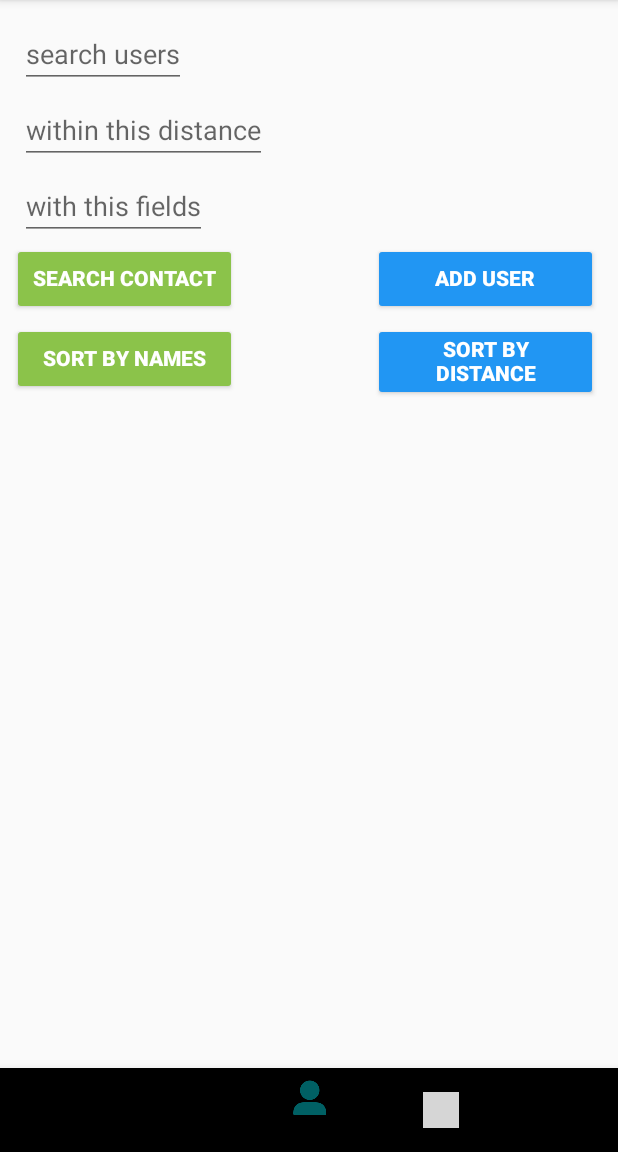
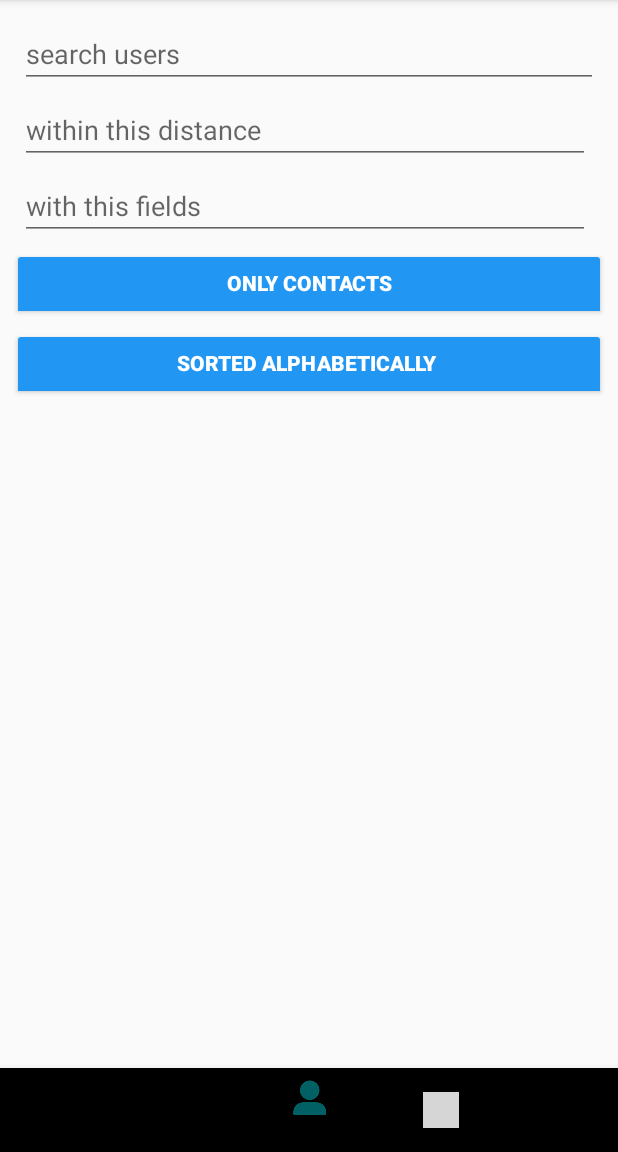
Before and after one commit to EdwinTomy/FBUapp, an Android app: the fragment ContactsFragment placed in its activity, on a phone screen of 412 x 824 dp, the part 84-1236 px from its top. Run offline under Robolectric (Android 15) with nearby library versions, the phone set to English and light mode, and no system bars; libraries missing offline, so code that uses them is left out: com.parse, org.parceler; pictures from the network do not load; 17 statements that could not run were skipped; grey boxes are pictures that could not be loaded.

Commit message:
Used toggling for changing sorting

```diff
--- a/app/src/main/java/com/example/virtualresume/fragments/ContactsFragment.java
+++ b/app/src/main/java/com/example/virtualresume/fragments/ContactsFragment.java
@@ -17,8 +17,10 @@ import android.view.LayoutInflater;
 import android.view.View;
 import android.view.ViewGroup;
 import android.widget.Button;
+import android.widget.CompoundButton;
 import android.widget.EditText;
 import android.widget.Toast;
+import android.widget.ToggleButton;
 
 import com.example.virtualresume.R;
 import com.example.virtualresume.adapters.AchievementsAdapter;
@@ -59,10 +61,8 @@ public class ContactsFragment extends Fragment {
     private EditText searchByName;
     private EditText searchByProximity;
     private EditText searchByField;
-    protected Button btnAddContact;
-    protected Button btnSearchContact;
-    protected Button btnSortAlphabetically;
-    protected Button btnSortProximity;
+    protected ToggleButton btnSearchContact;
+    protected ToggleButton btnSortAlphabetically;
     protected boolean isSearching = true;
     protected boolean isSortedAlphabetically = true;
     protected String nameConstraint;
@@ -112,49 +112,40 @@ public class ContactsFragment extends Fragment {
         inputProximity(view);
         inputField(view);
 
-        //Adding contact
-        btnAddContact = view.findViewById(R.id.btnAddContact);
-        btnAddContact.setOnClickListener(new View.OnClickListener() {
+        //Searching contact or user
+        btnSearchContact = view.findViewById(R.id.btnSearchContact);
+        btnSearchContact.setOnCheckedChangeListener(new CompoundButton.OnCheckedChangeListener() {
             @Override
-            public void onClick(View view) {
+            public void onCheckedChanged(CompoundButton buttonView, boolean isChecked) {
+                if(isChecked){
                     isSearching = false;
                     queryAddableUsers();
+                }else{
+                    isSearching = true;
+                    queryUserContacts();
+                }
             }
         });
 
-        //Searching Contact
-        btnSearchContact = view.findViewById(R.id.btnSearchContact);
-        btnSearchContact.setOnClickListener(new View.OnClickListener() {
+
+        //Sorting button
+        btnSortAlphabetically = view.findViewById(R.id.btnSortAlphabetically);
+        btnSortAlphabetically.setOnCheckedChangeListener(new CompoundButton.OnCheckedChangeListener() {
             @Override
-            public void onClick(View view) {
-                isSearching = true;
-                queryUserContacts();
-            }
-        });
-
-        //Sorting Alphabetically
-        btnSortAlphabetically = view.findViewById(R.id.btnSortAlphabetically);
-        btnSortAlphabetically.setOnClickListener(new View.OnClickListener() {
-            @Override
-            public void onClick(View view) {
-                isSortedAlphabetically = true;
-                if(isSearching)
-                    queryUserContacts();
-                else
-                    queryAddableUsers();
-            }
-        });
-
-        //Sorting by proximity
-        btnSortProximity = view.findViewById(R.id.btnSortProximity);
-        btnSortProximity.setOnClickListener(new View.OnClickListener() {
-            @Override
-            public void onClick(View view) {
+            public void onCheckedChanged(CompoundButton buttonView, boolean isChecked) {
+                if(isChecked) {
                     isSortedAlphabetically = false;
                     if(isSearching)
                         queryUserContacts();
                     else
                         queryAddableUsers();
+                }else{
+                    isSortedAlphabetically = true;
+                    if (isSearching)
+                        queryUserContacts();
+                    else
+                        queryAddableUsers();
+                }
             }
         });
     }
--- /dev/null
+++ b/app/src/main/res/drawable/search_select.xml
@@ -0,0 +1,7 @@
+<?xml version="1.0" encoding="utf-8"?>
+<selector xmlns:android="http://schemas.android.com/apk/res/android">
+    <!-- Color when the row is selected -->
+    <item  android:state_pressed="true" android:drawable="@color/twitter_blue" />
+    <!-- Standard background color -->
+    <item android:drawable="@color/light_gray" />
+</selector>
--- a/app/src/main/res/layout/fragment_contacts.xml
+++ b/app/src/main/res/layout/fragment_contacts.xml
@@ -9,40 +9,46 @@
 
     <EditText
         android:id="@+id/searchLocation"
-        android:layout_width="wrap_content"
+        android:layout_width="match_parent"
         android:layout_height="wrap_content"
         android:layout_below="@+id/searchName"
+        android:layout_alignEnd="@+id/searchName"
         android:layout_alignParentStart="true"
         android:layout_marginStart="5dp"
         android:layout_marginTop="5dp"
+        android:layout_marginEnd="5dp"
         android:hint="within this distance"
         android:inputType="number" />
 
     <EditText
         android:id="@+id/searchField"
-        android:layout_width="wrap_content"
+        android:layout_width="match_parent"
         android:layout_height="wrap_content"
         android:layout_below="@+id/searchLocation"
+        android:layout_alignEnd="@+id/searchName"
         android:layout_alignParentStart="true"
         android:layout_marginStart="5dp"
         android:layout_marginTop="5dp"
+        android:layout_marginEnd="5dp"
         android:hint="with this fields" />
 
     <EditText
         android:id="@+id/searchName"
-        android:layout_width="wrap_content"
+        android:layout_width="match_parent"
         android:layout_height="wrap_content"
         android:layout_alignParentStart="true"
         android:layout_alignParentTop="true"
+        android:layout_alignParentEnd="true"
         android:layout_marginStart="5dp"
         android:layout_marginTop="5dp"
+        android:layout_marginEnd="5dp"
         android:hint="search users" />
 
     <androidx.swiperefreshlayout.widget.SwipeRefreshLayout
         android:id="@+id/swipeContainer"
         android:layout_width="match_parent"
         android:layout_height="match_parent"
-        android:layout_below="@id/btnSortProximity"
+        android:layout_below="@id/btnSortAlphabetically"
         android:layout_alignParentStart="true"
         android:layout_marginStart="1dp"
         android:layout_marginTop="5dp">
@@ -55,59 +61,32 @@
 
     </androidx.swiperefreshlayout.widget.SwipeRefreshLayout>
 
-    <Button
-        android:id="@+id/btnAddContact"
-        android:layout_width="150dp"
-        android:layout_height="wrap_content"
-        android:layout_alignTop="@+id/btnSearchContact"
-        android:layout_alignParentEnd="true"
-        android:layout_marginStart="138dp"
-        android:layout_marginTop="0dp"
-        android:layout_marginEnd="5dp"
-        android:backgroundTint="#2196F3"
-        android:includeFontPadding="false"
-        android:text="Add User"
-        android:textColor="#FFFFFF"
-        android:textStyle="bold" />
-
-    <Button
+    <ToggleButton
         android:id="@+id/btnSearchContact"
-        android:layout_width="150dp"
+        android:layout_width="match_parent"
         android:layout_height="wrap_content"
         android:layout_below="@+id/searchField"
-        android:layout_alignParentTop="true"
-        android:layout_marginTop="154dp"
-        android:backgroundTint="#8BC34A"
+        android:layout_marginTop="5dp"
+        android:backgroundTint="@color/tagBlue"
         android:includeFontPadding="false"
         android:text="Search contact"
         android:textColor="#FFFFFF"
+        android:textOff="Only contacts"
+        android:textOn="All users"
         android:textStyle="bold" />
 
-    <Button
-        android:id="@+id/btnSortProximity"
-        android:layout_width="150dp"
-        android:layout_height="wrap_content"
-        android:layout_alignTop="@+id/btnSortAlphabetically"
-        android:layout_alignParentEnd="true"
-        android:layout_marginStart="138dp"
-        android:layout_marginTop="0dp"
-        android:layout_marginEnd="5dp"
-        android:backgroundTint="#2196F3"
-        android:includeFontPadding="false"
-        android:text="Sort by distance"
-        android:textColor="#FFFFFF"
-        android:textStyle="bold" />
-
-    <Button
+    <ToggleButton
         android:id="@+id/btnSortAlphabetically"
-        android:layout_width="150dp"
+        android:layout_width="match_parent"
         android:layout_height="wrap_content"
         android:layout_below="@+id/btnSearchContact"
         android:layout_marginTop="5dp"
-        android:backgroundTint="#8BC34A"
+        android:backgroundTint="@color/tagBlue"
         android:includeFontPadding="false"
         android:text="Sort by Names"
         android:textColor="#FFFFFF"
+        android:textOff="Sorted Alphabetically "
+        android:textOn="Sorted by Proximity"
         android:textStyle="bold" />
 
 </RelativeLayout>
--- a/app/src/main/res/values/colors.xml
+++ b/app/src/main/res/values/colors.xml
@@ -23,4 +23,6 @@
     <color name="inline_action_pressed">@color/medium_gray_50</color>
     <color name="inline_action_retweet">@color/medium_green</color>
     <color name="inline_action_retweet_pressed">@color/medium_gray_50</color>
+
+
 </resources>
```
Lines whose indentation alone changed are shown as unchanged.
